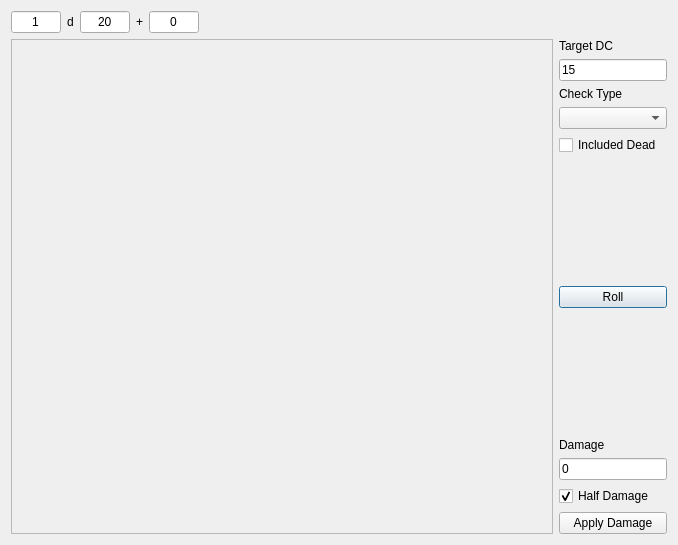
This is DMHelper/src/dicerolldialogcombatants.ui in MMetze/DMHelper as Qt 5 draws it before an edit. The edited form follows.
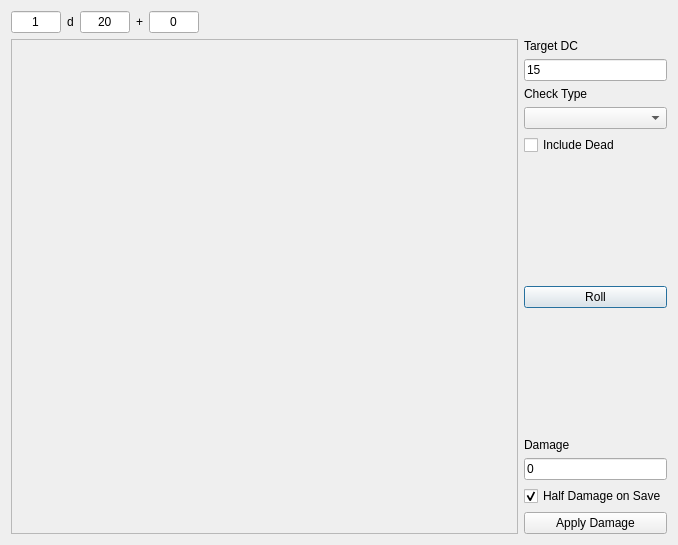
This is the edited form. Icons and pictures are not drawn.

Commit message: Added tooltips to the dicerolldialogcombatants

What changed in the file:
```diff
--- a/DMHelper/src/dicerolldialogcombatants.ui
+++ b/DMHelper/src/dicerolldialogcombatants.ui
@@ -129,8 +129,8 @@
          <rect>
           <x>0</x>
           <y>0</y>
-          <width>582</width>
-          <height>501</height>
+          <width>452</width>
+          <height>479</height>
          </rect>
         </property>
        </widget>
@@ -171,7 +171,7 @@
        <item>
         <widget class="QCheckBox" name="chkIncludeDead">
          <property name="text">
-          <string>Included Dead</string>
+          <string>Include Dead</string>
          </property>
         </widget>
        </item>
@@ -234,7 +234,7 @@
        <item>
         <widget class="QCheckBox" name="chkHalfDamage">
          <property name="text">
-          <string>Half Damage</string>
+          <string>Half Damage on Save</string>
          </property>
          <property name="checked">
           <bool>true</bool>
```
Left out of the diff: 33 changed lines with no effect on the pictures.
